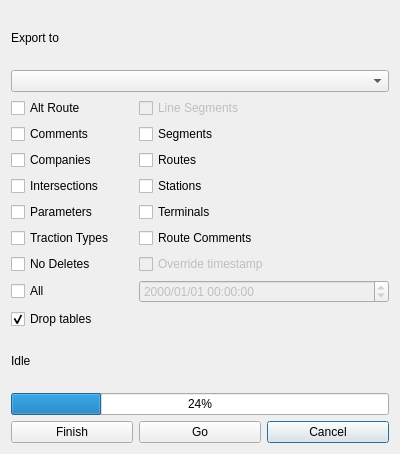
This is ui/exportdlg.ui in allenck/mapper as Qt 5 draws it before an edit. The edited form follows.
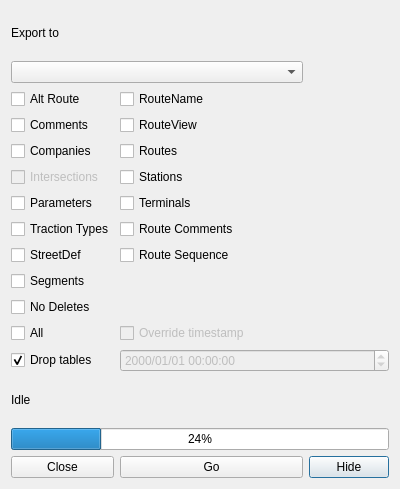
This is the edited form.

The edit to the form file:
```diff
--- a/ui/exportdlg.ui
+++ b/ui/exportdlg.ui
@@ -7,7 +7,7 @@
     <x>0</x>
     <y>0</y>
     <width>400</width>
-    <height>454</height>
+    <height>489</height>
    </rect>
   </property>
   <property name="windowTitle">
@@ -20,43 +20,26 @@
    <bool>false</bool>
   </property>
   <layout class="QGridLayout" name="gridLayout">
-   <item row="8" column="1" colspan="2">
-    <widget class="QCheckBox" name="chkOverride">
+   <item row="15" column="0">
+    <widget class="QLabel" name="lblHelp">
+     <property name="toolTip">
+      <string>&lt;html&gt;&lt;head/&gt;&lt;body&gt;&lt;p&gt;&lt;br/&gt;&lt;/p&gt;&lt;/body&gt;&lt;/html&gt;</string>
+     </property>
+     <property name="text">
+      <string>Idle</string>
+     </property>
+    </widget>
+   </item>
+   <item row="14" column="1" colspan="2">
+    <widget class="QDateTimeEdit" name="exportDate">
      <property name="enabled">
       <bool>false</bool>
      </property>
      <property name="toolTip">
       <string>Check to override timestamp</string>
      </property>
-     <property name="text">
-      <string>Override timestamp</string>
-     </property>
-    </widget>
-   </item>
-   <item row="9" column="0">
-    <widget class="QCheckBox" name="chkAll">
-     <property name="toolTip">
-      <string>&lt;html&gt;&lt;head/&gt;&lt;body&gt;&lt;p&gt;Check to select all tables&lt;/p&gt;&lt;/body&gt;&lt;/html&gt;</string>
-     </property>
-     <property name="text">
-      <string>All</string>
-     </property>
-    </widget>
-   </item>
-   <item row="3" column="1">
-    <widget class="QCheckBox" name="chkSegments">
-     <property name="text">
-      <string>Segments</string>
-     </property>
-    </widget>
-   </item>
-   <item row="8" column="0">
-    <widget class="QCheckBox" name="chkNoDelete">
-     <property name="toolTip">
-      <string>&lt;html&gt;&lt;head/&gt;&lt;body&gt;&lt;p&gt;If checked, no deletes will be performed.&lt;/p&gt;&lt;/body&gt;&lt;/html&gt;</string>
-     </property>
-     <property name="text">
-      <string>No Deletes</string>
+     <property name="displayFormat">
+      <string>yyyy/MM/dd hh:mm:ss</string>
      </property>
     </widget>
    </item>
@@ -67,91 +50,55 @@
      </property>
     </widget>
    </item>
-   <item row="6" column="1">
+   <item row="17" column="2">
+    <widget class="QPushButton" name="btnCancel">
+     <property name="text">
+      <string>Hide</string>
+     </property>
+    </widget>
+   </item>
+   <item row="16" column="0" colspan="3">
+    <widget class="QProgressBar" name="progressBar">
+     <property name="value">
+      <number>24</number>
+     </property>
+    </widget>
+   </item>
+   <item row="11" column="0">
+    <widget class="QCheckBox" name="chkNoDelete">
+     <property name="toolTip">
+      <string>&lt;html&gt;&lt;head/&gt;&lt;body&gt;&lt;p&gt;If checked, no deletes will be performed.&lt;/p&gt;&lt;/body&gt;&lt;/html&gt;</string>
+     </property>
+     <property name="text">
+      <string>No Deletes</string>
+     </property>
+    </widget>
+   </item>
+   <item row="5" column="0">
+    <widget class="QCheckBox" name="chkCompanies">
+     <property name="text">
+      <string>Companies</string>
+     </property>
+    </widget>
+   </item>
+   <item row="7" column="1">
     <widget class="QCheckBox" name="chkTerminals">
      <property name="text">
       <string>Terminals</string>
      </property>
     </widget>
    </item>
-   <item row="7" column="0">
-    <widget class="QCheckBox" name="chkTractionTypes">
-     <property name="text">
-      <string>Traction Types</string>
-     </property>
-    </widget>
-   </item>
-   <item row="0" column="0" colspan="2">
-    <widget class="QLabel" name="label">
-     <property name="text">
-      <string>Export to </string>
-     </property>
-    </widget>
-   </item>
-   <item row="5" column="1">
-    <widget class="QCheckBox" name="chkStations">
-     <property name="text">
-      <string>Stations</string>
-     </property>
-    </widget>
-   </item>
    <item row="6" column="0">
-    <widget class="QCheckBox" name="chkParameters">
-     <property name="text">
-      <string>Parameters</string>
-     </property>
-    </widget>
-   </item>
-   <item row="4" column="0">
-    <widget class="QCheckBox" name="chkCompanies">
-     <property name="text">
-      <string>Companies</string>
-     </property>
-    </widget>
-   </item>
-   <item row="5" column="0">
     <widget class="QCheckBox" name="chkIntersections">
+     <property name="enabled">
+      <bool>false</bool>
+     </property>
      <property name="text">
       <string>Intersections</string>
      </property>
     </widget>
    </item>
-   <item row="7" column="1" colspan="2">
-    <widget class="QCheckBox" name="chkRouteComments">
-     <property name="text">
-      <string>Route Comments</string>
-     </property>
-    </widget>
-   </item>
-   <item row="4" column="1">
-    <widget class="QCheckBox" name="chkRoutes">
-     <property name="text">
-      <string>Routes</string>
-     </property>
-    </widget>
-   </item>
-   <item row="3" column="0">
-    <widget class="QCheckBox" name="chkComments">
-     <property name="text">
-      <string>Comments</string>
-     </property>
-    </widget>
-   </item>
-   <item row="13" column="2">
-    <widget class="QPushButton" name="btnCancel">
-     <property name="text">
-      <string>Cancel</string>
-     </property>
-    </widget>
-   </item>
-   <item row="12" column="0" colspan="3">
-    <widget class="QProgressBar" name="progressBar">
-     <property name="value">
-      <number>24</number>
-     </property>
-    </widget>
-   </item>
-   <item row="13" column="1">
+   <item row="17" column="1">
     <widget class="QPushButton" name="btnGo">
      <property name="toolTip">
       <string>&lt;html&gt;&lt;head/&gt;&lt;body&gt;&lt;p&gt;Click to start exporting the selected tables&lt;/p&gt;&lt;/body&gt;&lt;/html&gt;</string>
@@ -161,47 +108,69 @@
      </property>
     </widget>
    </item>
-   <item row="1" column="0" colspan="3">
+   <item row="13" column="0">
+    <widget class="QCheckBox" name="chkAll">
+     <property name="toolTip">
+      <string>&lt;html&gt;&lt;head/&gt;&lt;body&gt;&lt;p&gt;Check to select all tables&lt;/p&gt;&lt;/body&gt;&lt;/html&gt;</string>
+     </property>
+     <property name="text">
+      <string>All</string>
+     </property>
+    </widget>
+   </item>
+   <item row="8" column="1">
+    <widget class="QCheckBox" name="chkRouteComments">
+     <property name="text">
+      <string>Route Comments</string>
+     </property>
+    </widget>
+   </item>
+   <item row="6" column="1">
+    <widget class="QCheckBox" name="chkStations">
+     <property name="text">
+      <string>Stations</string>
+     </property>
+    </widget>
+   </item>
+   <item row="1" column="0" colspan="2">
     <widget class="QComboBox" name="cbConnections">
      <property name="toolTip">
       <string>&lt;html&gt;&lt;head/&gt;&lt;body&gt;&lt;p&gt;Select the connection to the target database.&lt;/p&gt;&lt;/body&gt;&lt;/html&gt;</string>
      </property>
     </widget>
    </item>
-   <item row="2" column="1" colspan="2">
-    <widget class="QCheckBox" name="chkLineSegments">
-     <property name="enabled">
-      <bool>false</bool>
-     </property>
+   <item row="3" column="0">
+    <widget class="QCheckBox" name="chkComments">
      <property name="text">
-      <string>Line Segments</string>
+      <string>Comments</string>
      </property>
     </widget>
    </item>
-   <item row="9" column="1" colspan="2">
-    <widget class="QDateTimeEdit" name="exportDate">
-     <property name="enabled">
-      <bool>false</bool>
+   <item row="8" column="0">
+    <widget class="QCheckBox" name="chkTractionTypes">
+     <property name="text">
+      <string>Traction Types</string>
      </property>
+    </widget>
+   </item>
+   <item row="17" column="0">
+    <widget class="QPushButton" name="btnFinish">
      <property name="toolTip">
       <string>Export all data after this time</string>
      </property>
-     <property name="displayFormat">
-      <string>yyyy/MM/dd hh:mm:ss</string>
+     <property name="text">
+      <string>Close</string>
      </property>
     </widget>
    </item>
-   <item row="11" column="0" colspan="3">
-    <widget class="QLabel" name="lblHelp">
-     <property name="toolTip">
-      <string>&lt;html&gt;&lt;head/&gt;&lt;body&gt;&lt;p&gt;&lt;br/&gt;&lt;/p&gt;&lt;/body&gt;&lt;/html&gt;</string>
-     </property>
+   <item row="7" column="0">
+    <widget class="QCheckBox" name="chkParameters">
      <property name="text">
-      <string>Idle</string>
+      <string>Parameters</string>
      </property>
     </widget>
    </item>
-   <item row="10" column="0">
+   <item row="14" column="0">
     <widget class="QCheckBox" name="chkDrop">
      <property name="toolTip">
       <string>&lt;html&gt;&lt;head/&gt;&lt;body&gt;&lt;p&gt;If checked, target tables will be dropped and re-created. &lt;/p&gt;&lt;/body&gt;&lt;/html&gt;</string>
@@ -214,13 +183,81 @@
      </property>
     </widget>
    </item>
-   <item row="13" column="0">
-    <widget class="QPushButton" name="btnFinish">
+   <item row="5" column="1">
+    <widget class="QCheckBox" name="chkRoutes">
+     <property name="text">
+      <string>Routes</string>
+     </property>
+    </widget>
+   </item>
+   <item row="0" column="0">
+    <widget class="QLabel" name="label">
+     <property name="text">
+      <string>Export to </string>
+     </property>
+    </widget>
+   </item>
+   <item row="13" column="1" colspan="2">
+    <widget class="QCheckBox" name="chkOverride">
+     <property name="enabled">
+      <bool>false</bool>
+     </property>
      <property name="toolTip">
       <string>&lt;html&gt;&lt;head/&gt;&lt;body&gt;&lt;p&gt;Click to stop the export.&lt;/p&gt;&lt;/body&gt;&lt;/html&gt;</string>
      </property>
      <property name="text">
-      <string>Finish</string>
+      <string>Override timestamp</string>
+     </property>
+    </widget>
+   </item>
+   <item row="9" column="1">
+    <widget class="QCheckBox" name="chkRouteSeq">
+     <property name="text">
+      <string>Route Sequence</string>
+     </property>
+    </widget>
+   </item>
+   <item row="11" column="1">
+    <spacer name="horizontalSpacer">
+     <property name="orientation">
+      <enum>Qt::Orientation::Horizontal</enum>
+     </property>
+     <property name="sizeHint" stdset="0">
+      <size>
+       <width>40</width>
+       <height>20</height>
+      </size>
+     </property>
+    </spacer>
+   </item>
+   <item row="9" column="0">
+    <widget class="QCheckBox" name="chkStreetDef">
+     <property name="text">
+      <string>StreetDef</string>
+     </property>
+    </widget>
+   </item>
+   <item row="10" column="0">
+    <widget class="QCheckBox" name="chkSegments">
+     <property name="text">
+      <string>Segments</string>
+     </property>
+    </widget>
+   </item>
+   <item row="2" column="1">
+    <widget class="QCheckBox" name="chkRouteName">
+     <property name="enabled">
+      <bool>true</bool>
+     </property>
+     <property name="text">
+      <string>RouteName</string>
+     </property>
+    </widget>
+   </item>
+   <item row="3" column="1">
+    <widget class="QCheckBox" name="chkRouteView">
+     <property name="text">
+      <string>RouteView</string>
      </property>
     </widget>
    </item>
```
Left out of the diff: 6 changed lines with no effect on the pictures.
